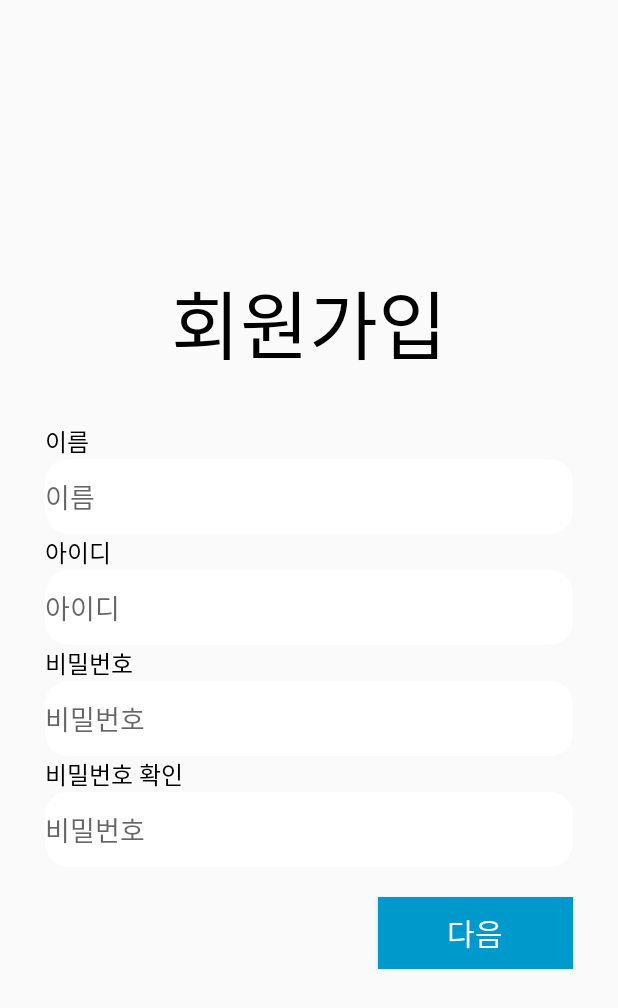
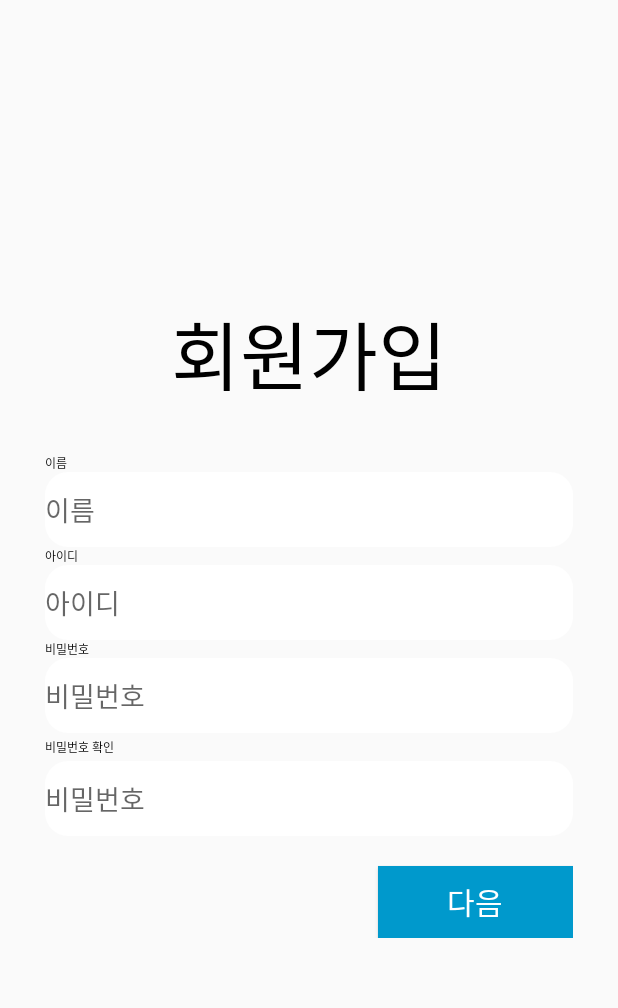
Before and after one commit to Kwak04/Lets-Chat, an Android app: the screen it shows after launch (RegisterActivity), after a tap on "회원가입", on a phone screen of 412 x 824 dp. Shown: the top 1008 px of the screen. Run offline under Robolectric (Android 15) with nearby library versions, the phone set to English and light mode, and no system bars.

Commit message:
Merge branch 'master' of /Users/tronix/Dropbox/Develop/Android/SoenApp with conflicts.

```diff
--- a/app/src/main/java/com/example/soenapp/RetrofitService.java
+++ b/app/src/main/java/com/example/soenapp/RetrofitService.java
@@ -12,7 +12,7 @@ import retrofit2.http.Query;
 
 public interface RetrofitService {
 
-    String ip = "13.209.35.108";  // aws EC2 ip 입력
+    String ip = "54.180.155.213";  // aws EC2 ip 입력
     String URL = "http://" + ip + ":3000/";
 
     @FormUrlEncoded
--- a/app/src/main/res/layout/activity_main.xml
+++ b/app/src/main/res/layout/activity_main.xml
@@ -11,7 +11,7 @@
         android:layout_width="match_parent"
         android:layout_height="wrap_content"
         android:orientation="horizontal"
-        android:layout_marginTop="20dp">
+        android:layout_marginTop="@dimen/title_marginTop">
 
         <TextView
             android:layout_width="wrap_content"
@@ -19,7 +19,7 @@
             android:text="@string/text_main"
             android:textSize="50sp"
             android:textColor="#000000"
-            android:layout_marginStart="30dp"
+            android:layout_marginStart="@dimen/title_marginStart"
             android:textStyle="bold"
             android:layout_gravity="center"
             android:id="@+id/mode"/>
--- a/app/src/main/res/layout/activity_register.xml
+++ b/app/src/main/res/layout/activity_register.xml
@@ -41,7 +41,7 @@
                     android:layout_height="wrap_content"
                     android:text="@string/text_name"
                     android:textColor="@android:color/black"
-                    android:textSize="16sp" />
+                    android:textSize="@dimen/textSize_small" />
 
                 <EditText
                     android:id="@+id/newName"
@@ -55,7 +55,7 @@
                     android:layout_height="wrap_content"
                     android:text="@string/text_id"
                     android:textColor="@android:color/black"
-                    android:textSize="16sp" />
+                    android:textSize="@dimen/textSize_small" />
 
                 <EditText
                     android:id="@+id/newID"
@@ -69,7 +69,7 @@
                     android:layout_height="wrap_content"
                     android:text="@string/text_pw"
                     android:textColor="@android:color/black"
-                    android:textSize="16sp" />
+                    android:textSize="@dimen/textSize_small" />
 
                 <EditText
                     android:id="@+id/newPW"
@@ -88,7 +88,7 @@
                         android:layout_height="wrap_content"
                         android:text="@string/text_pw_check"
                         android:textColor="@android:color/black"
-                        android:textSize="16sp"
+                        android:textSize="@dimen/textSize_small"
                         android:layout_gravity="center"/>
 
                     <View
--- a/app/src/main/res/values/dimens.xml
+++ b/app/src/main/res/values/dimens.xml
@@ -3,4 +3,7 @@
     <dimen name="activity_horizontal_margin">16dp</dimen>
     <dimen name="activity_vertical_margin">16dp</dimen>
     <dimen name="fab_margin">16dp</dimen>
+
+    <dimen name="title_marginTop">20dp</dimen>
+    <dimen name="title_marginStart">30dp</dimen>
 </resources>
--- a/app/src/main/res/values/strings.xml
+++ b/app/src/main/res/values/strings.xml
@@ -20,7 +20,9 @@
     <string name="action_sign_in">로그인</string>
     <string name="action_sign_up">회원가입</string>
     <string name="text_id">아이디</string>
+    <string name="text_id_en">ID</string>
     <string name="text_pw">비밀번호</string>
+    <string name="text_pw_en">PW</string>
     <string name="text_pw_check">비밀번호 확인</string>
     <string name="text_name">이름</string>
     <string name="text_school">학교</string>
```
